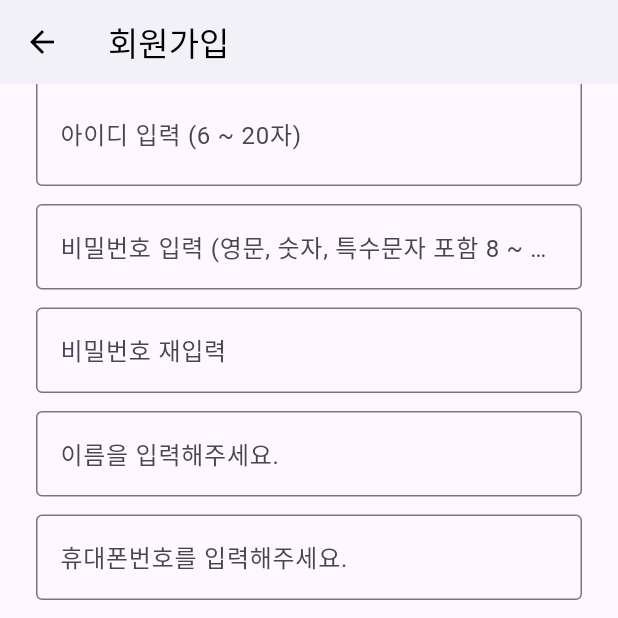
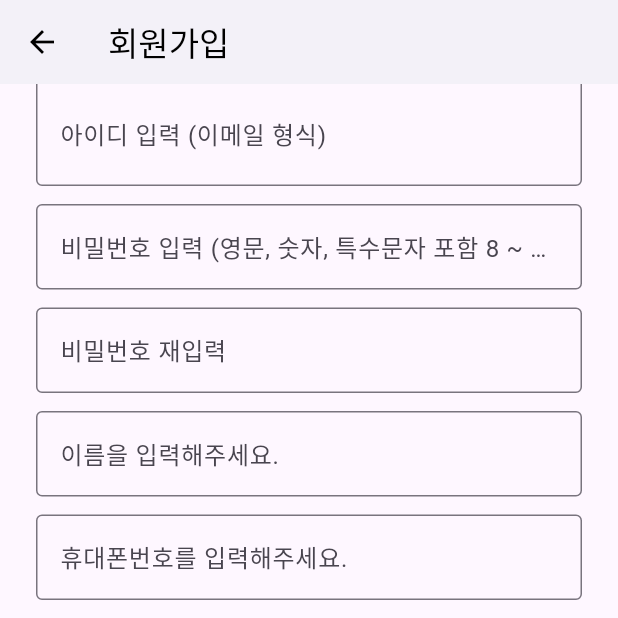
Before and after one commit to fufckddl/Sorimoi, a Flutter app: the SignUpScreen screen opened by its route, scrolled down 42 dp, on a phone screen of 412 x 824 dp, the top half of it. Run offline on Flutter 3.47's test engine with Material 3 defaults, Android fonts, the light colour scheme and no system bars; our stand-ins replace audioplayers, google_fonts, shared_preferences, table_calendar; missing offline and left inert: kakao_flutter_sdk_common, kakao_flutter_sdk_user, mysql1, mysql_client; accounts and stored records are empty; network calls fail.

Commit message:
1. 회원가입 email양식 생성 2. 알람 이후 무한 로딩 해결

```diff
--- a/lib/main.dart
+++ b/lib/main.dart
@@ -82,7 +82,6 @@ class SoriMoiApp extends StatelessWidget {
         '/start': (context) => const StartScreen(),
         '/signup': (context) => const SignUpScreen(),
         '/notification': (context) => const NotificationScreen(),
-        // userId를 arguments로 받아서 HomeScreen 생성
         '/home': (context) => const HomeScreen(),
         '/recording': (context) => const RecordingHomeScreen(),
         '/findId': (context) => const FindIdScreen(),
--- a/lib/user/auth/userSignup.dart
+++ b/lib/user/auth/userSignup.dart
@@ -10,11 +10,16 @@ class SignUpScreen extends StatefulWidget {
 }
 
 class _SignUpScreenState extends State<SignUpScreen> {
-  final TextEditingController _idController = TextEditingController();
-  final TextEditingController _pwController = TextEditingController();
+  final _formKey = GlobalKey<FormState>();
+
+  final TextEditingController _idController   = TextEditingController();
+  final TextEditingController _pwController   = TextEditingController();
   final TextEditingController _rePwController = TextEditingController();
   final TextEditingController _nameController = TextEditingController();
-  final TextEditingController _phoneController = TextEditingController();
+  final TextEditingController _phoneController= TextEditingController();
+
+  // 이메일 정규표현식
+  final _emailRegex = RegExp(r'^[\w-\.]+@([\w-]+\.)+[\w-]{2,4}$');
 
   // 비밀번호 일치 여부 확인
   bool _isPasswordMatched = true;
@@ -26,23 +31,15 @@ class _SignUpScreenState extends State<SignUpScreen> {
     );
   }
 
-
   void _signUp() async {
     // 비밀번호 확인
     if (_pwController.text != _rePwController.text) {
-      setState(() {
-        _isPasswordMatched = false;
-      });
+      setState(() { _isPasswordMatched = false; });
       return;
     }
+    setState(() { _isPasswordMatched = true; });
 
-    setState(() {
-      _isPasswordMatched = true;
-    });
-
-    // FastAPI 서버에 회원가입 정보 전송
-    final url = Uri.parse('http://your-api-host:5000/signup');  // 여기에 EC2 퍼블릭 IP 입력
-
+    final url = Uri.parse('http://your-api-host:5000/signup');
     try {
       final response = await http.post(
         url,
@@ -50,8 +47,8 @@ class _SignUpScreenState extends State<SignUpScreen> {
         body: jsonEncode({
           "username": _idController.text.trim(),
           "password": _pwController.text.trim(),
-          "name": _nameController.text.trim(),
-          "phone": _phoneController.text.trim()
+          "name":     _nameController.text.trim(),
+          "phone":    _phoneController.text.trim(),
         }),
       );
 
@@ -60,7 +57,7 @@ class _SignUpScreenState extends State<SignUpScreen> {
         ScaffoldMessenger.of(context).showSnackBar(
           SnackBar(content: Text(responseData['message'] ?? '가입 성공')),
         );
-        Navigator.pop(context); // 로그인 화면으로 돌아가기
+        Navigator.pop(context);
       } else {
         ScaffoldMessenger.of(context).showSnackBar(
           const SnackBar(content: Text('서버 오류: 가입 실패')),
@@ -73,14 +70,21 @@ class _SignUpScreenState extends State<SignUpScreen> {
     }
   }
 
-
-  Widget _buildTextField(String hint, TextEditingController controller,
-      {bool obscure = false, Widget? suffix}) {
+  Widget _buildTextField(
+      String hint,
+      TextEditingController controller, {
+        bool obscure = false,
+        Widget? suffix,
+        TextInputType keyboardType = TextInputType.text,
+        String? Function(String?)? validator,
+      }) {
     return Padding(
       padding: const EdgeInsets.symmetric(vertical: 6.0),
-      child: TextField(
+      child: TextFormField(
         controller: controller,
         obscureText: obscure,
+        keyboardType: keyboardType,
+        validator: validator,
         decoration: InputDecoration(
           hintText: hint,
           border: const OutlineInputBorder(),
@@ -99,9 +103,7 @@ class _SignUpScreenState extends State<SignUpScreen> {
         onPressed: () {},
         icon: Icon(icon, color: Colors.black),
         label: Text(label, style: const TextStyle(color: Colors.black)),
-        style: ElevatedButton.styleFrom(
-          backgroundColor: color,
-        ),
+        style: ElevatedButton.styleFrom(backgroundColor: color),
       ),
     );
   }
@@ -117,13 +119,25 @@ class _SignUpScreenState extends State<SignUpScreen> {
       ),
       body: SingleChildScrollView(
         padding: const EdgeInsets.all(24),
+        child: Form(
+          key: _formKey,
           child: Column(
             crossAxisAlignment: CrossAxisAlignment.stretch,
             children: [
-            // 아이디 입력 필드
+              // 이메일(아이디) 입력 필드
               _buildTextField(
-              '아이디 입력 (6 ~ 20자)',
+                '아이디 입력 (이메일 형식)',
                 _idController,
+                keyboardType: TextInputType.emailAddress,
+                validator: (value) {
+                  if (value == null || value.isEmpty) {
+                    return '이메일을 입력해주세요.';
+                  }
+                  if (!_emailRegex.hasMatch(value)) {
+                    return '유효한 이메일 형식이 아닙니다.';
+                  }
+                  return null;
+                },
                 suffix: ElevatedButton(
                   onPressed: _checkDuplicate,
                   style: ElevatedButton.styleFrom(
@@ -133,60 +147,77 @@ class _SignUpScreenState extends State<SignUpScreen> {
                   child: const Text('중복 확인', style: TextStyle(color: Colors.black)),
                 ),
               ),
-            // 비밀번호 입력 필드
+
+              // 비밀번호 입력
               _buildTextField(
                 '비밀번호 입력 (영문, 숫자, 특수문자 포함 8 ~ 20자)',
                 _pwController,
                 obscure: true,
               ),
-            // 비밀번호 재입력 필드
-            _buildTextField('비밀번호 재입력', _rePwController, obscure: true),
-            // 비밀번호 일치 여부 메시지
+              // 비밀번호 재입력
+              _buildTextField(
+                '비밀번호 재입력',
+                _rePwController,
+                obscure: true,
+              ),
               if (!_isPasswordMatched)
                 const Text(
                   '비밀번호가 일치하지 않습니다.',
                   style: TextStyle(color: Colors.red),
                 ),
-            // 이름 입력 필드
-            _buildTextField('이름을 입력해주세요.', _nameController),
-            // 휴대폰 번호 입력 필드
-            _buildTextField('휴대폰번호를 입력해주세요.', _phoneController),
+
+              // 이름
+              _buildTextField(
+                '이름을 입력해주세요.',
+                _nameController,
+              ),
+              // 전화번호
+              _buildTextField(
+                '휴대폰번호를 입력해주세요.',
+                _phoneController,
+                keyboardType: TextInputType.phone,
+              ),
+
               const SizedBox(height: 12),
-            // 회원가입 버튼
+
+              // 가입 버튼: Form 검증 후 _signUp 호출
               ElevatedButton(
-              onPressed: _signUp,
+                onPressed: () {
+                  if (_formKey.currentState!.validate()) {
+                    _signUp();
+                  }
+                },
                 style: ElevatedButton.styleFrom(
                   backgroundColor: const Color(0xFFF1EDFB),
                   minimumSize: const Size.fromHeight(50),
                 ),
                 child: const Text('가입 하기', style: TextStyle(color: Colors.black)),
               ),
+
               const SizedBox(height: 16),
               const Divider(),
               const Center(child: Text('OR')),
-            // 소셜 로그인 버튼들
-            _socialButton('카카오 연결하기', Colors.yellow, Icons.chat),
-            _socialButton('Google 연결하기', Colors.grey.shade300, Icons.g_mobiledata),
-            _socialButton('이메일 연결하기', Colors.lightBlue.shade200, Icons.email),
-            _socialButton('Apple 연결하기', Colors.black, Icons.apple),
+
+              // 소셜 로그인
+              _socialButton('카카오 연결하기',    Colors.yellow,             Icons.chat),
+              _socialButton('Google 연결하기',  Colors.grey.shade300,      Icons.g_mobiledata),
+              _socialButton('이메일 연결하기',  Colors.lightBlue.shade200, Icons.email),
+              _socialButton('Apple 연결하기',   Colors.black,              Icons.apple),
+
               const SizedBox(height: 20),
-            // 로그인 화면으로 돌아가기 링크
+              // 로그인 화면으로 돌아가기
               Row(
                 mainAxisAlignment: MainAxisAlignment.center,
                 children: [
                   const Text('이미 계정이 있으신가요?'),
                   TextButton(
-                  onPressed: () {
-                    Navigator.pop(context); // 로그인 화면으로 돌아가기
-                  },
-                  child: const Text(
-                    '로그인하세요',
-                    style: TextStyle(color: Colors.purple),
+                    onPressed: () => Navigator.pop(context),
+                    child: const Text('로그인하세요', style: TextStyle(color: Colors.purple)),
                   ),
-                )
                 ],
-            )
+              ),
             ],
+          ),
         ),
       ),
     );
```
Also changed, not shown: lib/notify/notification_screen.dart (+29 -29 lines), lib/user/auth/userLogin.dart (+12 -3 lines), lib/userhome/userHome.dart (+16 -3 lines), pubspec.yaml (+8 -1 lines), pubspec.lock. Lines whose indentation alone changed are shown as unchanged.
